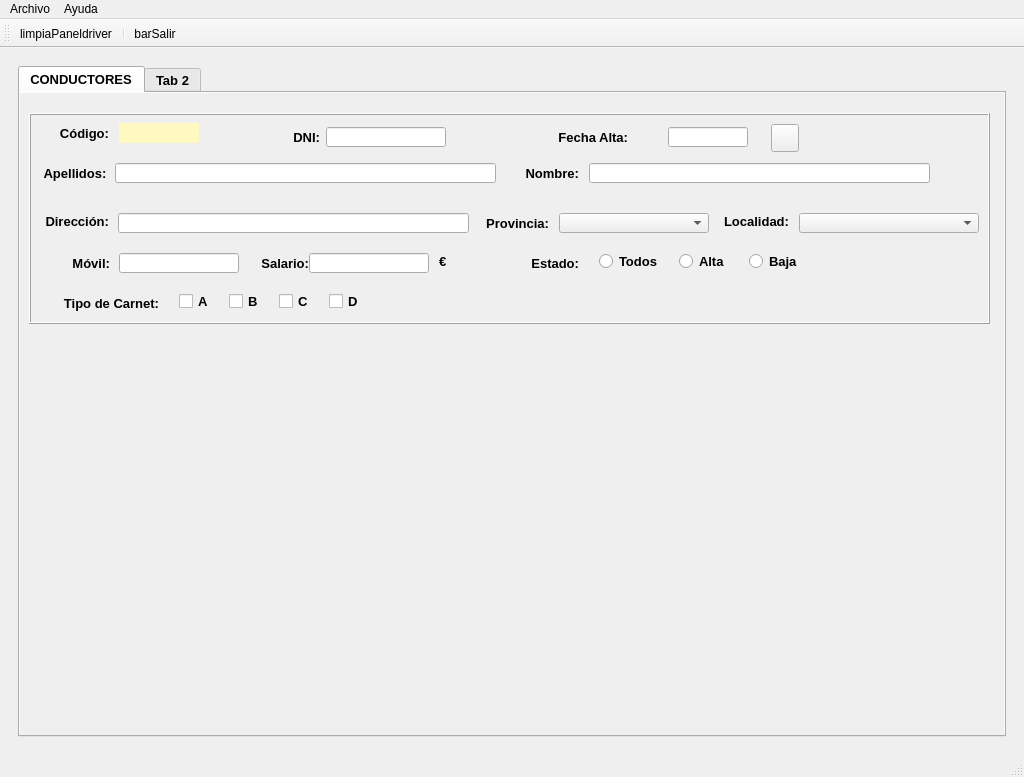
This is MainWindow.ui in XoanCarlos/perezgonzalez2324 as Qt 5 draws it before an edit. The edited form follows.
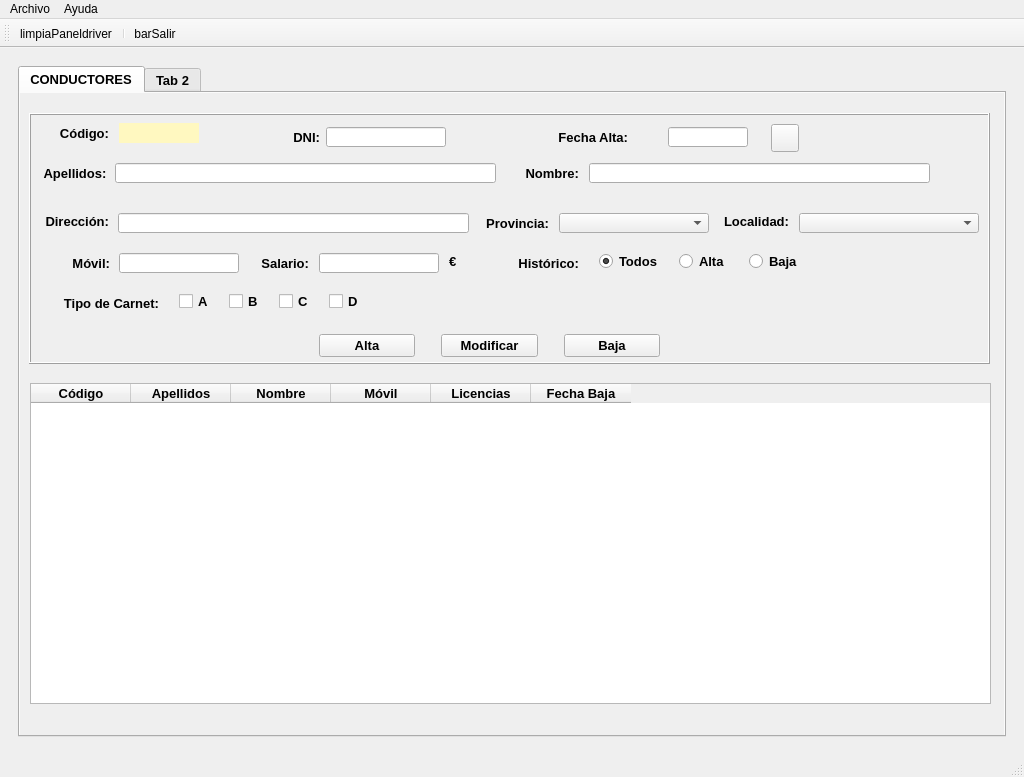
This is the edited form. Icons and pictures are not drawn.

What changed in the file:
```diff
--- a/MainWindow.ui
+++ b/MainWindow.ui
@@ -65,7 +65,7 @@
          <property name="currentIndex">
           <number>0</number>
          </property>
-         <widget class="QWidget" name="tabDrivers">
+         <widget class="QWidget" name="panelDrivers">
           <property name="sizePolicy">
            <sizepolicy hsizetype="Expanding" vsizetype="Expanding">
             <horstretch>0</horstretch>
@@ -84,7 +84,7 @@
              <x>9</x>
              <y>20</y>
              <width>961</width>
-             <height>211</height>
+             <height>251</height>
             </rect>
            </property>
            <property name="sizePolicy">
@@ -646,7 +646,7 @@
            <widget class="QLineEdit" name="txtSalario">
             <property name="geometry">
              <rect>
-              <x>280</x>
+              <x>290</x>
               <y>140</y>
               <width>120</width>
               <height>20</height>
@@ -671,7 +671,7 @@
            <widget class="QLabel" name="label">
             <property name="geometry">
              <rect>
-              <x>410</x>
+              <x>420</x>
               <y>140</y>
               <width>21</width>
               <height>16</height>
@@ -783,7 +783,7 @@
              </size>
             </property>
             <property name="text">
-             <string>Estado:</string>
+             <string>Histórico:</string>
             </property>
             <property name="alignment">
              <set>Qt::AlignRight|Qt::AlignTrailing|Qt::AlignVCenter</set>
@@ -833,10 +833,99 @@
             <property name="text">
              <string>Todos</string>
             </property>
+            <property name="checked">
+             <bool>true</bool>
+            </property>
             <attribute name="buttonGroup">
              <string notr="true">grpEstado</string>
             </attribute>
            </widget>
+           <widget class="QWidget" name="">
+            <property name="geometry">
+             <rect>
+              <x>290</x>
+              <y>220</y>
+              <width>341</width>
+              <height>26</height>
+             </rect>
+            </property>
+            <layout class="QHBoxLayout" name="horizontalLayout_2">
+             <property name="sizeConstraint">
+              <enum>QLayout::SetMinimumSize</enum>
+             </property>
+             <item>
+              <widget class="QPushButton" name="btnAltaDriver">
+               <property name="minimumSize">
+                <size>
+                 <width>75</width>
+                 <height>20</height>
+                </size>
+               </property>
+               <property name="text">
+                <string>Alta</string>
+               </property>
+              </widget>
+             </item>
+             <item>
+              <spacer name="horizontalSpacer">
+               <property name="orientation">
+                <enum>Qt::Horizontal</enum>
+               </property>
+               <property name="sizeType">
+                <enum>QSizePolicy::Preferred</enum>
+               </property>
+               <property name="sizeHint" stdset="0">
+                <size>
+                 <width>20</width>
+                 <height>20</height>
+                </size>
+               </property>
+              </spacer>
+             </item>
+             <item>
+              <widget class="QPushButton" name="btnModifDriver">
+               <property name="minimumSize">
+                <size>
+                 <width>75</width>
+                 <height>20</height>
+                </size>
+               </property>
+               <property name="text">
+                <string>Modificar</string>
+               </property>
+              </widget>
+             </item>
+             <item>
+              <spacer name="horizontalSpacer_2">
+               <property name="orientation">
+                <enum>Qt::Horizontal</enum>
+               </property>
+               <property name="sizeType">
+                <enum>QSizePolicy::Preferred</enum>
+               </property>
+               <property name="sizeHint" stdset="0">
+                <size>
+                 <width>20</width>
+                 <height>20</height>
+                </size>
+               </property>
+              </spacer>
+             </item>
+             <item>
+              <widget class="QPushButton" name="btnBajaDriver">
+               <property name="minimumSize">
+                <size>
+                 <width>75</width>
+                 <height>20</height>
+                </size>
+               </property>
+               <property name="text">
+                <string>Baja</string>
+               </property>
+              </widget>
+             </item>
+            </layout>
+           </widget>
           </widget>
           <widget class="QSplitter" name="splitter">
            <property name="geometry">
@@ -851,6 +940,49 @@
             <enum>Qt::Horizontal</enum>
            </property>
           </widget>
+          <widget class="QTableWidget" name="tabDrivers">
+           <property name="geometry">
+            <rect>
+             <x>10</x>
+             <y>290</y>
+             <width>961</width>
+             <height>321</height>
+            </rect>
+           </property>
+           <attribute name="verticalHeaderVisible">
+            <bool>false</bool>
+           </attribute>
+           <column>
+            <property name="text">
+             <string>Código</string>
+            </property>
+           </column>
+           <column>
+            <property name="text">
+             <string>Apellidos</string>
+            </property>
+           </column>
+           <column>
+            <property name="text">
+             <string>Nombre</string>
+            </property>
+           </column>
+           <column>
+            <property name="text">
+             <string>Móvil</string>
+            </property>
+           </column>
+           <column>
+            <property name="text">
+             <string>Licencias</string>
+            </property>
+           </column>
+           <column>
+            <property name="text">
+             <string>Fecha Baja</string>
+            </property>
+           </column>
+          </widget>
          </widget>
          <widget class="QWidget" name="tab_2">
           <attribute name="title">
```
Left out of the diff: 12 changed lines with no effect on the pictures.
